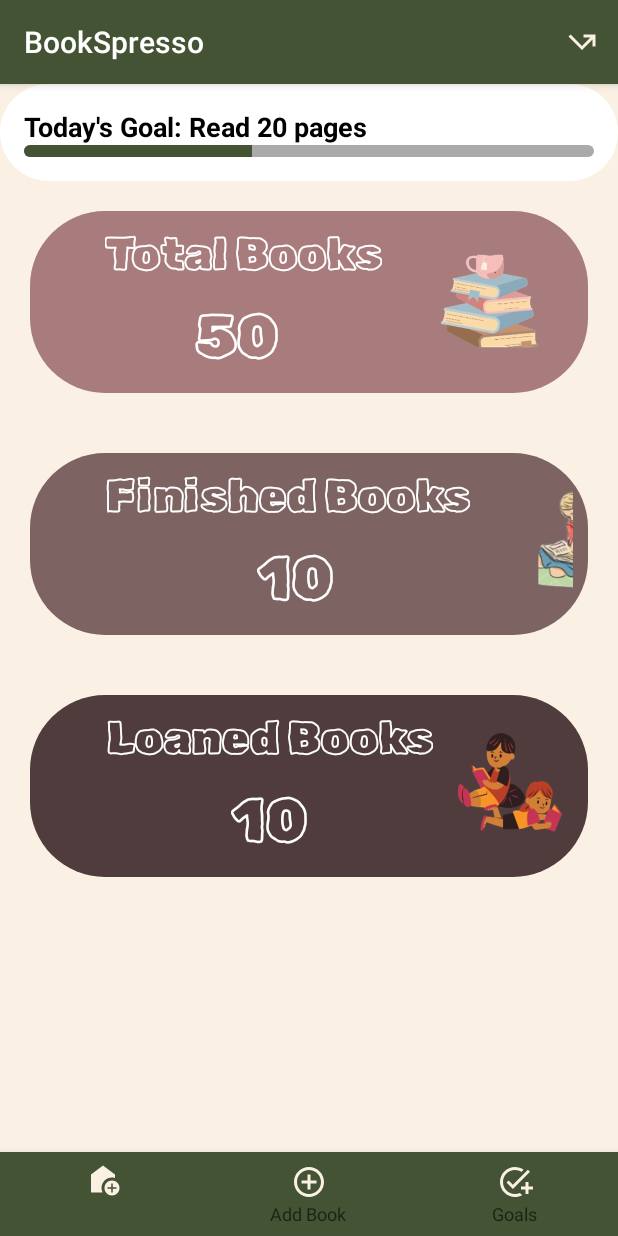
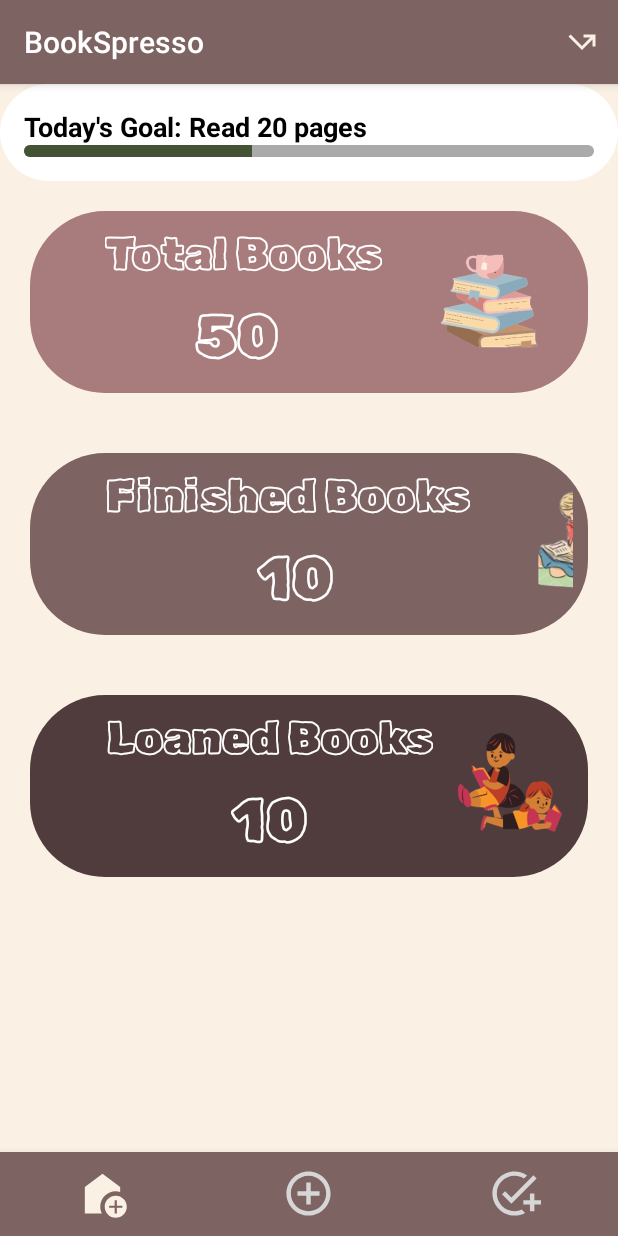
Before and after one commit to ruhsulin/BookSpresso, an Android app: the MainActivity screen opened directly, with no data from a screen before it, on a phone screen of 412 x 824 dp. Run offline under Robolectric (Android 15) with nearby library versions, the phone set to English and light mode, and no system bars.

Commit message:
Updated bottomnavbar by removing icons title and changed the theme color.

```diff
--- a/app/src/main/res/layout/activity_main.xml
+++ b/app/src/main/res/layout/activity_main.xml
@@ -10,7 +10,7 @@
         android:id="@+id/toolbar"
         android:layout_width="match_parent"
         android:layout_height="wrap_content"
-        android:background="@color/green_900"
+        android:background="@color/readBooks"
         android:elevation="4dp"
         android:theme="@style/ThemeOverlay.AppCompat.Dark.ActionBar" />
 
@@ -28,7 +28,10 @@
         android:layout_width="match_parent"
         android:layout_height="wrap_content"
         android:layout_alignParentBottom="true"
-        android:background="@color/green_900"
-        app:itemIconTint="@color/app_background"
+        android:background="@color/readBooks"
+        app:itemTextColor="@color/active_nav_color"
+        app:itemIconTint="@color/active_nav_color"
+        app:itemIconSize="35dp"
+        app:labelVisibilityMode="unlabeled"
         app:menu="@menu/bottom_menu" />
 </RelativeLayout>
```
